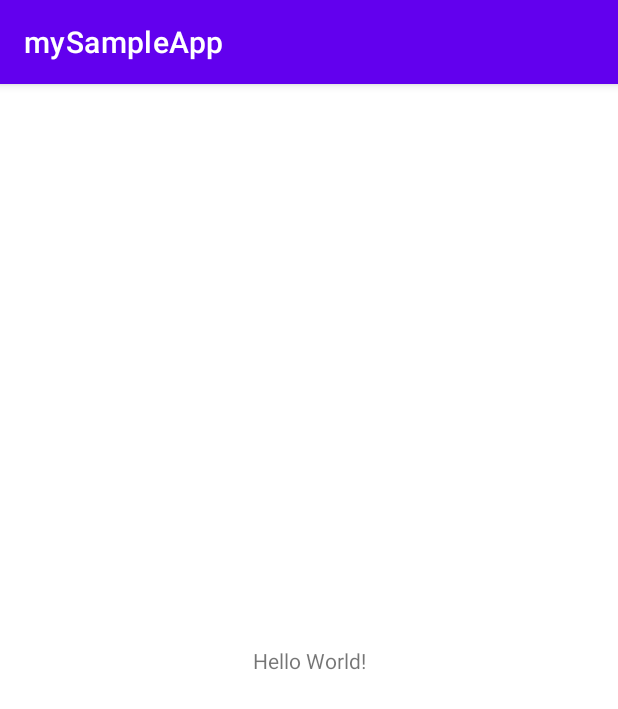
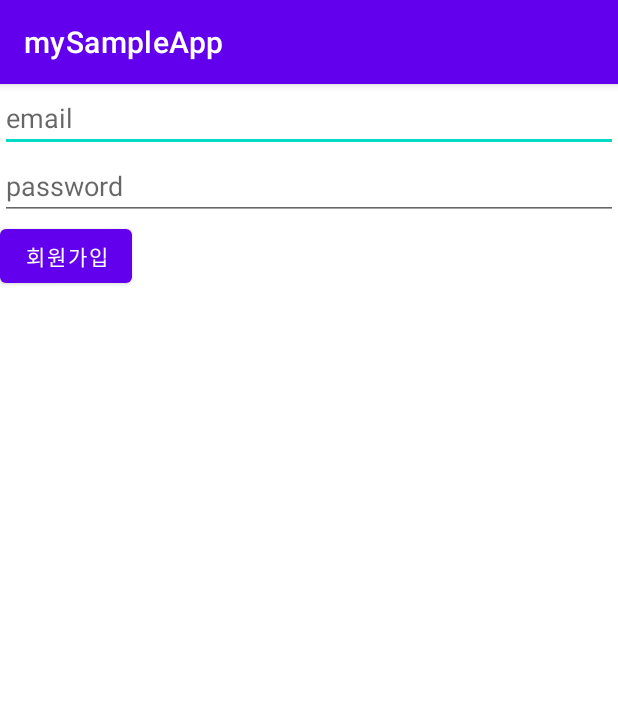
Before and after one commit to zeo617/sampleapp, an Android app: the screen it shows after launch (MainActivity), on a phone screen of 412 x 824 dp. Shown: the top 709 px of the screen. Run offline under Robolectric (Android 15) with nearby library versions, the phone set to English and light mode, and no system bars; our stand-ins replace Firebase (no records; nobody signed in at launch, a user with empty details on screens opened directly).

```diff
--- a/app/build.gradle
+++ b/app/build.gradle
@@ -31,6 +31,8 @@ android {
     }
 }
 
+apply plugin: 'com.google.gms.google-services'
+
 dependencies {
 
     implementation 'androidx.core:core-ktx:1.6.0'
@@ -40,4 +42,8 @@ dependencies {
     testImplementation 'junit:junit:4.+'
     androidTestImplementation 'androidx.test.ext:junit:1.1.3'
     androidTestImplementation 'androidx.test.espresso:espresso-core:3.4.0'
+
+    implementation platform('com.google.firebase:firebase-bom:28.4.1')
+    implementation 'com.google.firebase:firebase-analytics-ktx'
+    implementation 'com.google.firebase:firebase-auth-ktx'
 }
--- a/app/src/main/java/com/jeho/mysampleapp/MainActivity.kt
+++ b/app/src/main/java/com/jeho/mysampleapp/MainActivity.kt
@@ -2,10 +2,39 @@ package com.jeho.mysampleapp
 
 import androidx.appcompat.app.AppCompatActivity
 import android.os.Bundle
+import android.util.Log
+import android.widget.Button
+import android.widget.Toast
+import com.google.firebase.auth.FirebaseAuth
+import com.google.firebase.auth.ktx.auth
+import com.google.firebase.ktx.Firebase
 
 class MainActivity : AppCompatActivity() {
+
+    private lateinit var auth: FirebaseAuth
+
     override fun onCreate(savedInstanceState: Bundle?) {
+
+        auth = Firebase.auth
+
         super.onCreate(savedInstanceState)
         setContentView(R.layout.activity_main)
+
+        val joinBtnClicked = findViewById<Button>(R.id.joinBtn)
+        joinBtnClicked.setOnClickListener {
+
+            auth.createUserWithEmailAndPassword("abc@abc.com", "12341234")
+                .addOnCompleteListener(this) { task ->
+                    if (task.isSuccessful) {
+                        Toast.makeText(this, "회원가입이 완료되었습니다", Toast.LENGTH_SHORT).show()
+                    } else {
+                        Toast.makeText(this, "회원가입을 진행해주세요", Toast.LENGTH_SHORT).show()
+                    }
+                }
+
+
+
+        }
+
     }
 }
--- a/app/src/main/res/layout/activity_main.xml
+++ b/app/src/main/res/layout/activity_main.xml
@@ -1,18 +1,29 @@
 <?xml version="1.0" encoding="utf-8"?>
-<androidx.constraintlayout.widget.ConstraintLayout xmlns:android="http://schemas.android.com/apk/res/android"
+<LinearLayout
+    xmlns:android="http://schemas.android.com/apk/res/android"
     xmlns:app="http://schemas.android.com/apk/res-auto"
     xmlns:tools="http://schemas.android.com/tools"
     android:layout_width="match_parent"
     android:layout_height="match_parent"
-    tools:context=".MainActivity">
+    tools:context=".MainActivity"
+    android:orientation="vertical">
 
-    <TextView
+    <EditText
+        android:id="@+id/emailArea"
+        android:hint="email"
+        android:layout_width="match_parent"
+        android:layout_height="wrap_content"/>
+
+    <EditText
+        android:id="@+id/passwordArea"
+        android:hint="password"
+        android:layout_width="match_parent"
+        android:layout_height="wrap_content"/>
+
+    <Button
+        android:id="@+id/joinBtn"
+        android:text="회원가입"
         android:layout_width="wrap_content"
-        android:layout_height="wrap_content"
-        android:text="Hello World!"
-        app:layout_constraintBottom_toBottomOf="parent"
-        app:layout_constraintLeft_toLeftOf="parent"
-        app:layout_constraintRight_toRightOf="parent"
-        app:layout_constraintTop_toTopOf="parent" />
+        android:layout_height="wrap_content"/>
 
-</androidx.constraintlayout.widget.ConstraintLayout>
+</LinearLayout>
--- a/build.gradle
+++ b/build.gradle
@@ -7,7 +7,7 @@ buildscript {
     dependencies {
         classpath "com.android.tools.build:gradle:7.0.2"
         classpath "org.jetbrains.kotlin:kotlin-gradle-plugin:1.5.31"
-
+        classpath 'com.google.gms:google-services:4.3.10'
         // NOTE: Do not place your application dependencies here; they belong
         // in the individual module build.gradle files
     }
```
Also changed, not shown: 1 other file.
